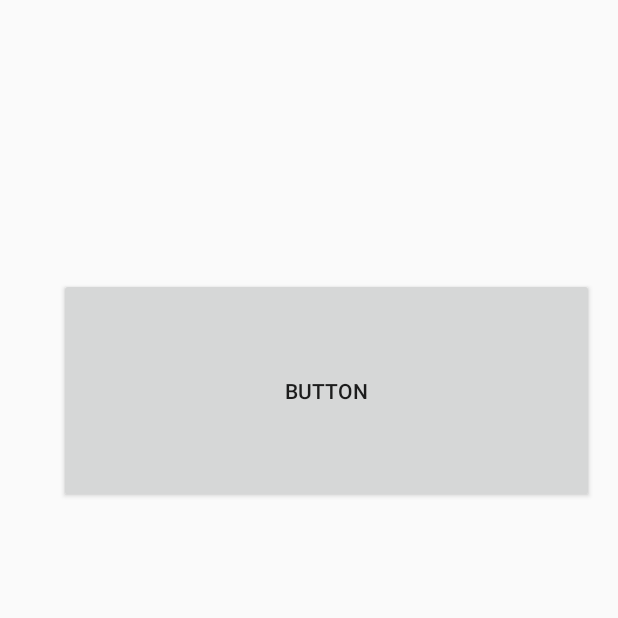
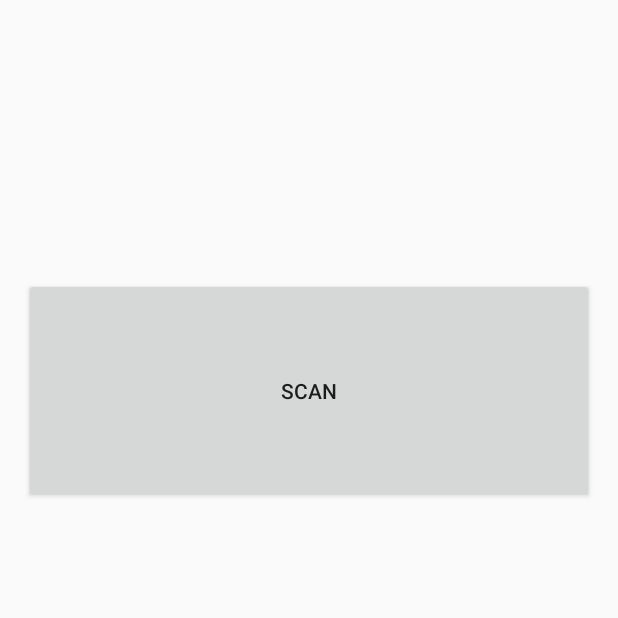
Before and after one commit to vidhantmatta/quickhop3, an Android app: the scan screen opened directly, with no data from a screen before it, on a phone screen of 412 x 824 dp, the top half of it. Run offline under Robolectric (Android 15) with nearby library versions, the light colour scheme and no system bars; libraries missing offline, so code that uses them is left out: com.google.zxing.integration.

```diff
--- a/AndroidStudioProjects/auth/app/src/main/java/com/example/vidhant/auth/scan.java
+++ b/AndroidStudioProjects/auth/app/src/main/java/com/example/vidhant/auth/scan.java
@@ -15,7 +15,6 @@
 public class scan extends AppCompatActivity {
     Button scan;
     String temp;
-    String m;
     SharedPreferences sf;
     public static final String preference = "pref";
     public static final String saveit = "savekey";
--- a/AndroidStudioProjects/auth/app/src/main/res/layout/activity_scan.xml
+++ b/AndroidStudioProjects/auth/app/src/main/res/layout/activity_scan.xml
@@ -11,14 +11,11 @@
     tools:context="com.example.vidhant.auth.scan">
 
     <Button
-        android:text="Button"
+        android:text="scan"
         android:layout_width="match_parent"
         android:layout_height="150dp"
-        android:layout_marginLeft="23dp"
-        android:layout_marginStart="23dp"
         android:id="@+id/scan"
         android:layout_alignParentTop="true"
-        android:layout_alignParentLeft="true"
-        android:layout_alignParentStart="true"
-        android:layout_marginTop="169dp" />
+        android:layout_marginTop="169dp"
+        tools:text="scan" />
 </RelativeLayout>
```
Also changed, not shown: AndroidStudioProjects/auth/app/src/main/res/layout/activity_main2.xml (+17 -0 lines).
